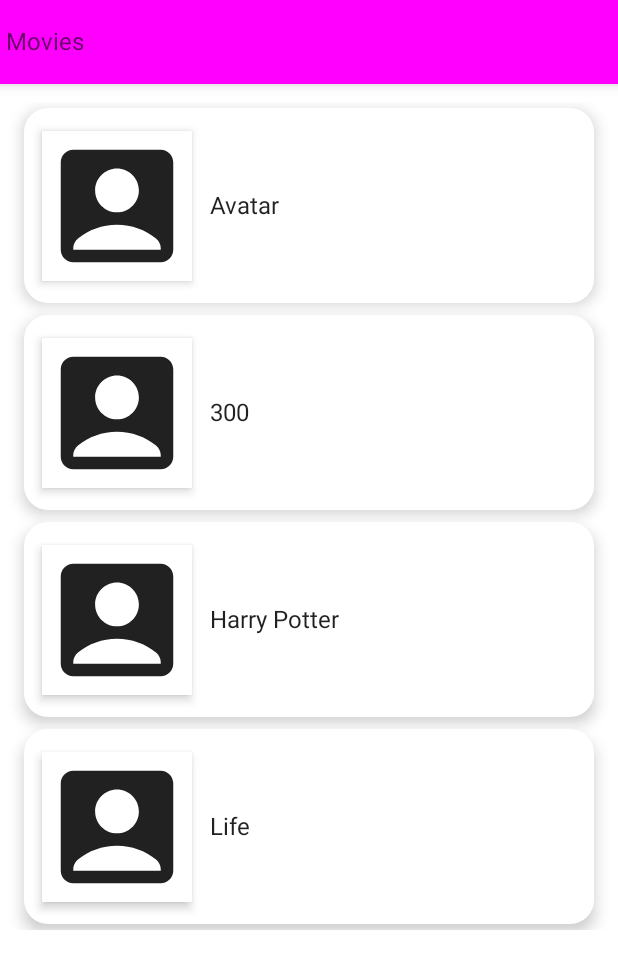
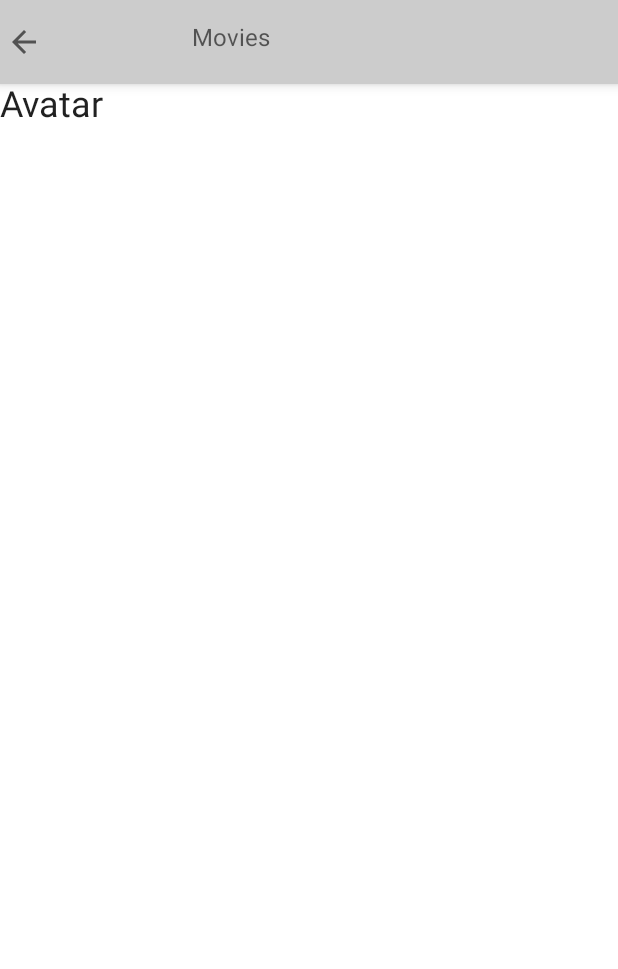
Before and after one commit to ByroByro/Jetpack-Compose, an Android app built with Jetpack Compose: the screen it shows after launch (MainActivity), after a tap on "Avatar", on a phone screen of 412 x 824 dp. Shown: the top 969 px of the screen. Run offline under Robolectric (Android 15) with nearby library versions, the phone set to English and light mode, and no system bars.

Commit message:
Navigation and back button

```diff
--- a/MovieApp/app/build.gradle
+++ b/MovieApp/app/build.gradle
@@ -59,4 +59,7 @@ dependencies {
     androidTestImplementation "androidx.compose.ui:ui-test-junit4:$compose_version"
     debugImplementation "androidx.compose.ui:ui-tooling:$compose_version"
     debugImplementation "androidx.compose.ui:ui-test-manifest:$compose_version"
+
+    def nav_version = "2.5.2"
+    implementation "androidx.navigation:navigation-compose:$nav_version"
 }
--- a/MovieApp/app/src/main/java/zw/co/byrosolutions/movieapp/MainActivity.kt
+++ b/MovieApp/app/src/main/java/zw/co/byrosolutions/movieapp/MainActivity.kt
@@ -20,6 +20,7 @@ import androidx.compose.ui.graphics.Color
 import androidx.compose.ui.graphics.RectangleShape
 import androidx.compose.ui.tooling.preview.Preview
 import androidx.compose.ui.unit.dp
+import zw.co.byrosolutions.movieapp.navigation.MovieNavigation
 import zw.co.byrosolutions.movieapp.ui.theme.MovieAppTheme
 
 class MainActivity : ComponentActivity() {
@@ -27,7 +28,7 @@ class MainActivity : ComponentActivity() {
         super.onCreate(savedInstanceState)
         setContent {
             MyApp {
-                MainContent()
+                MovieNavigation()
             }
         }
     }
@@ -36,34 +37,7 @@ class MainActivity : ComponentActivity() {
 @Composable
 fun MyApp(content: @Composable () -> Unit) {
     MovieAppTheme {
-        // content()
-        Scaffold(
-            topBar = {
-                TopAppBar(
-                    backgroundColor = Color.Magenta,
-                    elevation = 5.dp
-                ) {
-                    Text(text = "Movies")
-                }
-            },
-        ) {
-            content()
-        }
-    }
-}
-
-@Composable
-fun MainContent(movieList: List<String> = listOf("Avatar", "300", "Harry Potter", "Life")) {
-    Surface(color = MaterialTheme.colors.background) {
-        Column(modifier = Modifier.padding(12.dp)) {
-            LazyColumn(content = {
-                items(items = movieList) {
-                    MovieRow(movie = it) { movie ->
-                        Log.d("Movie", " : $movie")
-                    }
-                }
-            })
-        }
+        content()
     }
 }
 
@@ -102,6 +76,6 @@ fun MovieRow(movie: String, onItemClick: (String) -> Unit = {}) {
 @Composable
 fun DefaultPreview() {
     MyApp {
-        MainContent()
+        MovieNavigation()
     }
 }
--- /dev/null
+++ b/MovieApp/app/src/main/java/zw/co/byrosolutions/movieapp/navigation/MovieNavigation.kt
@@ -0,0 +1,35 @@
+package zw.co.byrosolutions.movieapp.navigation
+
+import androidx.compose.runtime.Composable
+import androidx.navigation.NavType
+import androidx.navigation.compose.NavHost
+import androidx.navigation.compose.composable
+import androidx.navigation.compose.rememberNavController
+import androidx.navigation.navArgument
+import zw.co.byrosolutions.movieapp.screens.details.DetailsScreen
+import zw.co.byrosolutions.movieapp.screens.home.HomeScreen
+
+@Composable
+fun MovieNavigation() {
+    val navController = rememberNavController()
+    NavHost(
+        navController = navController,
+        startDestination = MovieScreens.HomeScreen.name
+    ) {
+        composable(MovieScreens.HomeScreen.name) {
+            // here we pass where this lead us to
+            HomeScreen(navController)
+        }
+
+        composable(
+            MovieScreens.DetailsScreen.name + "/{movie}",
+            arguments = listOf(navArgument(name = "movie") {
+                type =
+                    NavType.StringType
+            })
+        ) { backStackEntry ->
+            // here we pass where this lead us to
+            DetailsScreen(navController, backStackEntry.arguments?.getString("movie"))
+        }
+    }
+}
--- /dev/null
+++ b/MovieApp/app/src/main/java/zw/co/byrosolutions/movieapp/navigation/MovieScreens.kt
@@ -0,0 +1,15 @@
+package zw.co.byrosolutions.movieapp.navigation
+
+enum class MovieScreens {
+    HomeScreen,
+    DetailsScreen;
+
+    companion object {
+        fun fromRoute(route: String): MovieScreens = when (route?.substringBefore("/")) {
+            HomeScreen.name -> HomeScreen
+            DetailsScreen.name -> DetailsScreen
+            null -> HomeScreen
+            else -> throw IllegalArgumentException("Route $route is not recognized")
+        }
+    }
+}
--- /dev/null
+++ b/MovieApp/app/src/main/java/zw/co/byrosolutions/movieapp/screens/details/DetailsScreen.kt
@@ -0,0 +1,58 @@
+package zw.co.byrosolutions.movieapp.screens.details
+
+import android.widget.Space
+import androidx.compose.foundation.clickable
+import androidx.compose.foundation.layout.*
+import androidx.compose.material.*
+import androidx.compose.material.icons.Icons
+import androidx.compose.material.icons.filled.ArrowBack
+import androidx.compose.runtime.Composable
+import androidx.compose.ui.Alignment
+import androidx.compose.ui.Modifier
+import androidx.compose.ui.graphics.Color
+import androidx.compose.ui.unit.dp
+import androidx.navigation.NavController
+
+@Composable
+fun DetailsScreen(navController: NavController, movieData: String?) {
+
+    Scaffold(topBar = {
+        TopAppBar(
+            backgroundColor = Color.LightGray,
+            elevation = 5.dp
+        ) {
+            Row(horizontalArrangement = Arrangement.Start) {
+                Icon(imageVector = Icons.Default.ArrowBack, contentDescription = "Arrow Back",
+                    modifier = Modifier.clickable {
+                        navController.popBackStack()
+                    }
+                )
+                Spacer(modifier = Modifier.width(100.dp))
+                Text(text = "Movies")
+            }
+        }
+    }) {
+        Text(text = movieData.toString(), style = MaterialTheme.typography.h5)
+    }
+
+//    Surface(
+//        modifier = Modifier
+//            .fillMaxWidth()
+//            .fillMaxWidth()
+//    ) {
+//        Column(
+//            horizontalAlignment = Alignment.CenterHorizontally,
+//            verticalArrangement = Arrangement.Center
+//        ) {
+//
+//            Text(text = movieData.toString(), style = MaterialTheme.typography.h5)
+//            Spacer(modifier = Modifier.height(23.dp))
+//            Button(onClick = {
+//                navController.popBackStack()
+//            }) {
+//                Text(text = "Go Back")
+//            }
+//        }
+//    }
+
+}
--- /dev/null
+++ b/MovieApp/app/src/main/java/zw/co/byrosolutions/movieapp/screens/home/HomeScreen.kt
@@ -0,0 +1,57 @@
+package zw.co.byrosolutions.movieapp.screens.home
+
+import android.util.Log
+import androidx.compose.foundation.layout.Column
+import androidx.compose.foundation.layout.padding
+import androidx.compose.foundation.lazy.LazyColumn
+import androidx.compose.foundation.lazy.items
+import androidx.compose.material.*
+import androidx.compose.runtime.Composable
+import androidx.compose.ui.Modifier
+import androidx.compose.ui.graphics.Color
+import androidx.compose.ui.unit.dp
+import androidx.navigation.NavController
+import zw.co.byrosolutions.movieapp.MovieRow
+import zw.co.byrosolutions.movieapp.navigation.MovieScreens
+
+@Composable
+fun HomeScreen(navController: NavController) {
+    Scaffold(
+        topBar = {
+            TopAppBar(
+                backgroundColor = Color.LightGray,
+                elevation = 5.dp
+            ) {
+                Text(text = "Movies")
+            }
+        },
+    ) {
+        MainContent(navController = navController)
+    }
+}
+
+@Composable
+fun MainContent(
+    navController: NavController,
+    movieList: List<String> = listOf(
+        "Avatar",
+        "300",
+        "Harry Potter",
+        "Life",
+        "300 Rise",
+        "Toyota"
+    )
+) {
+    Surface(color = MaterialTheme.colors.background) {
+        Column(modifier = Modifier.padding(12.dp)) {
+            LazyColumn(content = {
+                items(items = movieList) {
+                    MovieRow(movie = it) { movie ->
+                        // Log.d("Movie", " : $movie")
+                        navController.navigate(route = MovieScreens.DetailsScreen.name + "/$movie")
+                    }
+                }
+            })
+        }
+    }
+}
```
